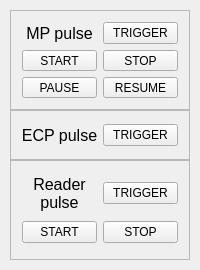
First picture: the form in src/ui-qt/base/wgt_process_control.ui, repository ptroja/mrrocpp, before the edit.
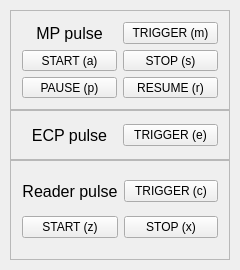
Second picture: the form after the edit.

Patch:
```diff
--- a/src/ui-qt/base/wgt_process_control.ui
+++ b/src/ui-qt/base/wgt_process_control.ui
@@ -6,13 +6,13 @@
    <rect>
     <x>0</x>
     <y>0</y>
-    <width>200</width>
+    <width>240</width>
     <height>270</height>
    </rect>
   </property>
   <property name="minimumSize">
    <size>
-    <width>200</width>
+    <width>240</width>
     <height>270</height>
    </size>
   </property>
@@ -24,13 +24,13 @@
     <rect>
      <x>10</x>
      <y>10</y>
-     <width>180</width>
+     <width>220</width>
      <height>100</height>
     </rect>
    </property>
    <property name="maximumSize">
     <size>
-     <width>180</width>
+     <width>220</width>
      <height>100</height>
     </size>
    </property>
@@ -62,35 +62,50 @@
     <item row="0" column="1">
      <widget class="QPushButton" name="mp_trigger_pushButton">
       <property name="text">
-       <string>TRIGGER</string>
+       <string>TRIGGER (m)</string>
+      </property>
+      <property name="shortcut">
+       <string>M</string>
       </property>
      </widget>
     </item>
     <item row="1" column="0">
      <widget class="QPushButton" name="mp_start_pushButton">
       <property name="text">
-       <string>START</string>
+       <string>START (a)</string>
+      </property>
+      <property name="shortcut">
+       <string>A</string>
       </property>
      </widget>
     </item>
     <item row="1" column="1">
      <widget class="QPushButton" name="mp_stop_pushButton">
       <property name="text">
-       <string>STOP</string>
+       <string>STOP (s)</string>
+      </property>
+      <property name="shortcut">
+       <string>S</string>
       </property>
      </widget>
     </item>
     <item row="2" column="0">
      <widget class="QPushButton" name="mp_pause_pushButton">
       <property name="text">
-       <string>PAUSE</string>
+       <string>PAUSE (p)</string>
+      </property>
+      <property name="shortcut">
+       <string>P</string>
       </property>
      </widget>
     </item>
     <item row="2" column="1">
      <widget class="QPushButton" name="mp_resume_pushButton">
       <property name="text">
-       <string>RESUME</string>
+       <string>RESUME (r)</string>
+      </property>
+      <property name="shortcut">
+       <string>R</string>
       </property>
      </widget>
     </item>
@@ -101,13 +116,13 @@
     <rect>
      <x>10</x>
      <y>110</y>
-     <width>180</width>
+     <width>220</width>
      <height>50</height>
     </rect>
    </property>
    <property name="maximumSize">
     <size>
-     <width>180</width>
+     <width>220</width>
      <height>100</height>
     </size>
    </property>
@@ -127,7 +142,10 @@
     <item row="0" column="1">
      <widget class="QPushButton" name="all_ecp_trigger_pushButton">
       <property name="text">
-       <string>TRIGGER</string>
+       <string>TRIGGER (e)</string>
+      </property>
+      <property name="shortcut">
+       <string>E</string>
       </property>
      </widget>
     </item>
@@ -153,13 +171,13 @@
     <rect>
      <x>10</x>
      <y>160</y>
-     <width>180</width>
+     <width>220</width>
      <height>100</height>
     </rect>
    </property>
    <property name="maximumSize">
     <size>
-     <width>180</width>
+     <width>220</width>
      <height>100</height>
     </size>
    </property>
@@ -176,14 +194,20 @@
     <item row="0" column="1">
      <widget class="QPushButton" name="all_reader_trigger_pushButton">
       <property name="text">
-       <string>TRIGGER</string>
+       <string>TRIGGER (c)</string>
+      </property>
+      <property name="shortcut">
+       <string>C</string>
       </property>
      </widget>
     </item>
     <item row="1" column="1">
      <widget class="QPushButton" name="all_reader_stop_pushButton">
       <property name="text">
-       <string>STOP</string>
+       <string>STOP (x)</string>
+      </property>
+      <property name="shortcut">
+       <string>X</string>
       </property>
      </widget>
     </item>
@@ -208,7 +232,10 @@
     <item row="1" column="0">
      <widget class="QPushButton" name="all_reader_start_pushButton">
       <property name="text">
-       <string>START</string>
+       <string>START (z)</string>
+      </property>
+      <property name="shortcut">
+       <string>Z</string>
       </property>
      </widget>
     </item>
```
